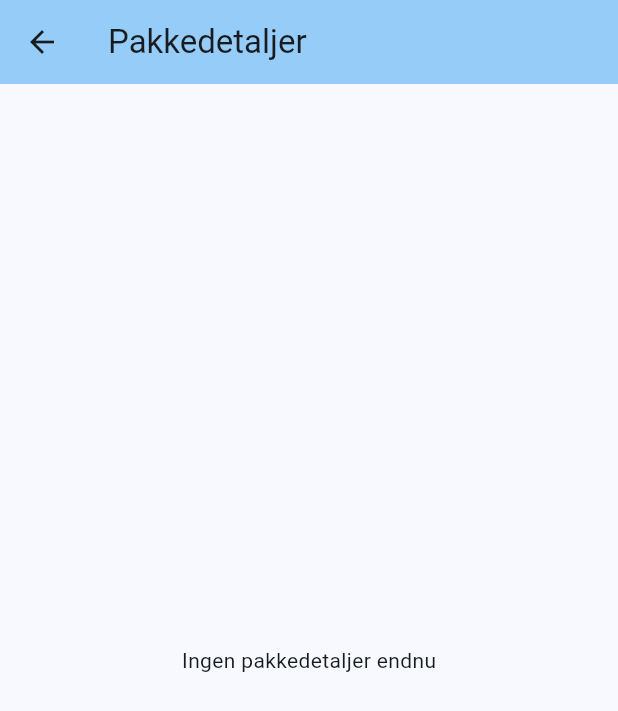
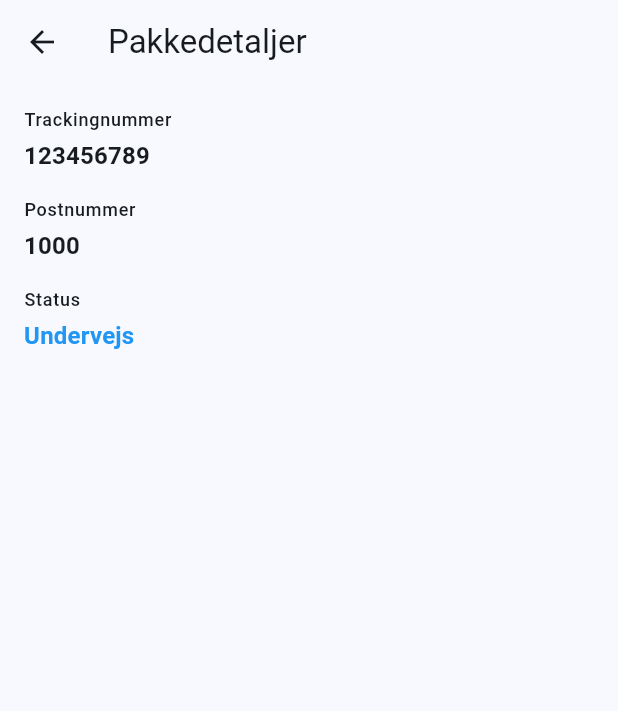
Before and after one commit to Avalin/Parcel-Tracker-Lite, a Flutter app: the screen it shows after launch, after a tap on "123456789", on a phone screen of 412 x 824 dp. Shown: the top 711 px of the screen. Run offline on Flutter 3.47's test engine with Material 3 defaults, Android fonts, the phone set to English and light mode, and no system bars.

Commit message:
Removed stateful (not needed for now) and ensured Parcel is now required and shows details

```diff
--- a/lib/features/parcels/screens/parcel_details_screen.dart
+++ b/lib/features/parcels/screens/parcel_details_screen.dart
@@ -1,27 +1,82 @@
 import 'package:flutter/material.dart';
+import 'package:parcel_tracker_lite/features/parcels/enums/parcel_status.dart';
+import 'package:parcel_tracker_lite/features/parcels/models/parcel.dart';
 
-class ParcelDetailScreen extends StatefulWidget {
-  const ParcelDetailScreen({super.key});
+class ParcelDetailScreen extends StatelessWidget {
+  final Parcel parcel;
 
-  @override
-  State<ParcelDetailScreen> createState() => _ParcelDetailScreenState();
-}
-
-class _ParcelDetailScreenState extends State<ParcelDetailScreen> {
-  Widget _buildBody() {
-    return const Center(
-      child: Text('Ingen pakkedetaljer endnu'),
-    );
-  }
+  const ParcelDetailScreen({
+    super.key,
+    required this.parcel,
+  });
 
   @override
   Widget build(BuildContext context) {
     return Scaffold(
       appBar: AppBar(
-        backgroundColor: Theme.of(context).colorScheme.inversePrimary,
         title: const Text('Pakkedetaljer'),
       ),
-      body: _buildBody()
+      body: Padding(
+        padding: const EdgeInsets.all(16),
+        child: Column(
+          crossAxisAlignment: CrossAxisAlignment.start,
+          children: [
+            _ParcelDetailRow(
+              label: 'Trackingnummer',
+              value: parcel.trackingNumber,
+            ),
+            const SizedBox(height: 16),
+            _ParcelDetailRow(
+              label: 'Postnummer',
+              value: parcel.postCode.toString(),
+            ),
+            const SizedBox(height: 16),
+            _ParcelDetailRow(
+              label: 'Status',
+              value: parcel.parcelStatus.label,
+              valueColor: parcel.parcelStatus.color,
+            ),
+          ],
+        ),
+      ),
     );
   }
 }
+
+class _ParcelDetailRow extends StatelessWidget {
+  final String label;
+  final String value;
+  final Color? valueColor;
+
+  const _ParcelDetailRow({
+    required this.label,
+    required this.value,
+    this.valueColor,
+  });
+
+  @override
+  Widget build(BuildContext context) {
+    var theme = Theme.of(context);
+
+    return Semantics(
+      label: '$label: $value',
+      child: Column(
+        crossAxisAlignment: CrossAxisAlignment.start,
+        children: [
+          Text(
+            label,
+            style: theme.textTheme.labelMedium,
+          ),
+          const SizedBox(height: 4),
+          Text(
+            value,
+            style: theme.textTheme.titleMedium?.copyWith(
+                  color: valueColor,
+                  fontWeight: FontWeight.w600,
+                ),
+          ),
+        ],
+      ),
+    );
+  }
+}
--- a/lib/features/parcels/screens/parcel_list_screen.dart
+++ b/lib/features/parcels/screens/parcel_list_screen.dart
@@ -69,7 +69,7 @@ class _ParcelListScreenState extends State<ParcelListScreen> {
           onTap: () {
             Navigator.of(context).push(
               MaterialPageRoute(
-                builder: (_) => const ParcelDetailScreen(),
+                builder: (_) => ParcelDetailScreen(parcel: parcel),
               ),
             );
           },
```
